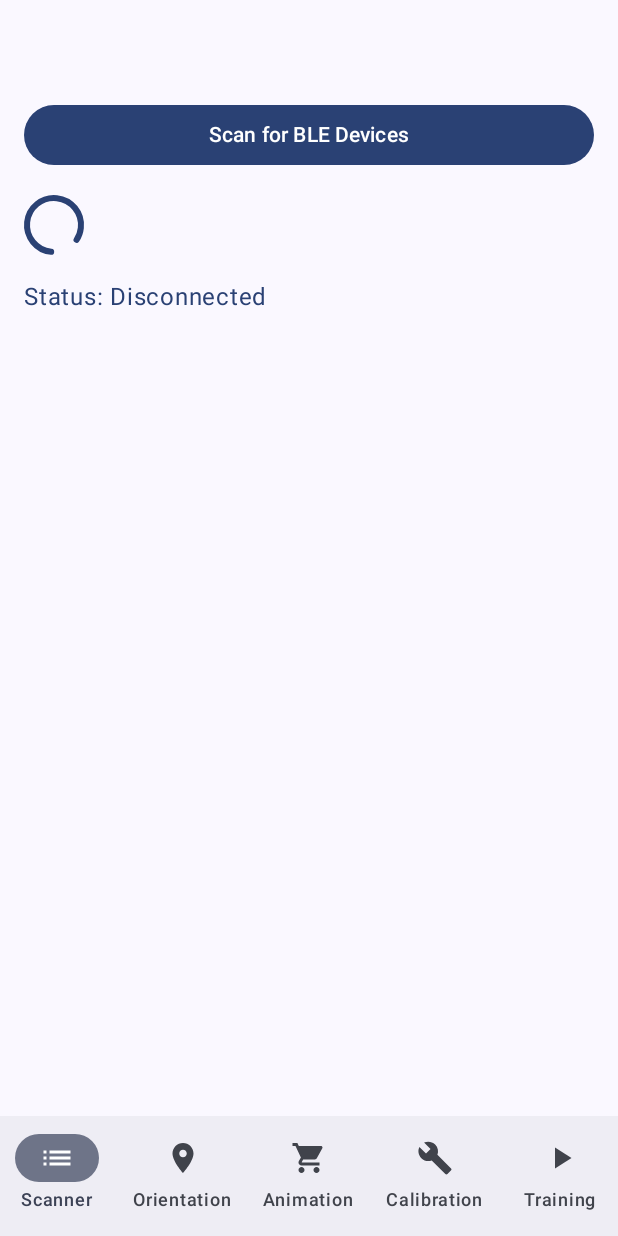
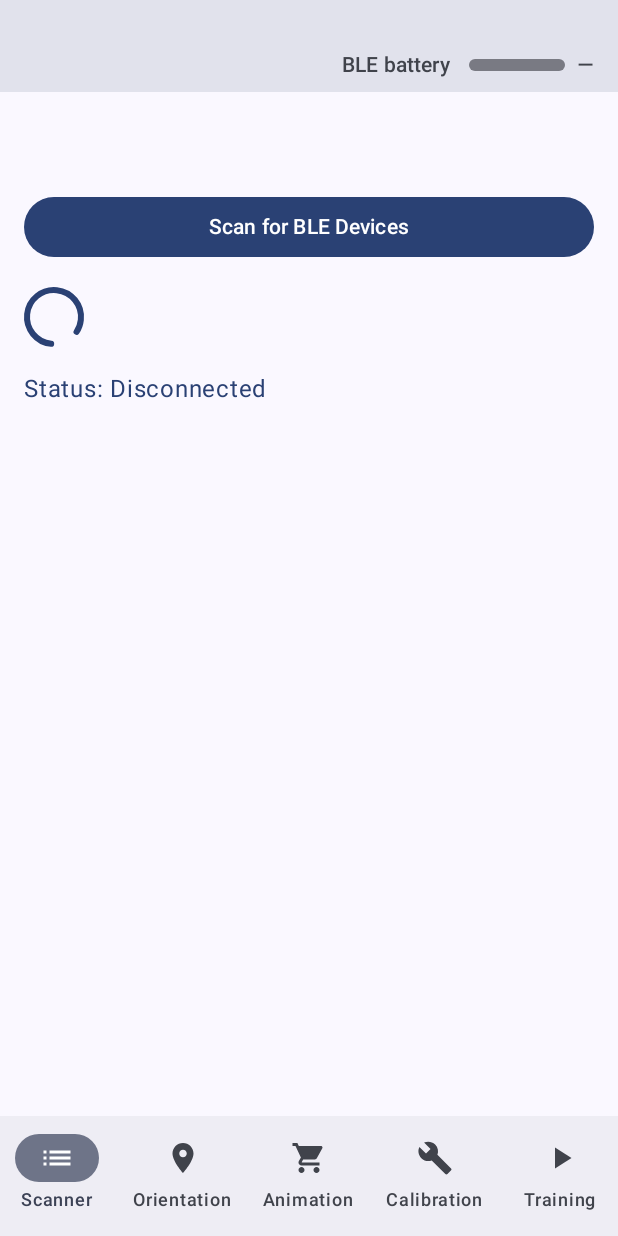
Before and after one commit to edwin98thompson/SkataBase.Android, an Android app built with Jetpack Compose: the screen it shows after launch (MainActivity), on a phone screen of 412 x 824 dp. Run offline under Robolectric (Android 15) with nearby library versions, the phone set to English and light mode, and no system bars.

Commit message:
Add BLE battery status bar to app

```diff
--- a/app/src/main/java/com/example/myfirstapp/MainActivity.kt
+++ b/app/src/main/java/com/example/myfirstapp/MainActivity.kt
@@ -5,7 +5,19 @@ import android.os.Bundle
 import androidx.activity.ComponentActivity
 import androidx.activity.compose.setContent
 import androidx.activity.result.contract.ActivityResultContracts
+import androidx.compose.foundation.background
+import androidx.compose.foundation.layout.Arrangement
+import androidx.compose.foundation.layout.Box
+import androidx.compose.foundation.layout.Row
+import androidx.compose.foundation.layout.fillMaxSize
+import androidx.compose.foundation.layout.fillMaxWidth
+import androidx.compose.foundation.layout.height
 import androidx.compose.foundation.layout.padding
+import androidx.compose.foundation.layout.width
+import androidx.compose.foundation.layout.statusBarsPadding
+import androidx.compose.foundation.shape.RoundedCornerShape
+import androidx.compose.ui.Alignment
+import androidx.compose.ui.draw.clip
 import androidx.compose.material.icons.Icons
 import androidx.compose.material.icons.automirrored.filled.List
 import androidx.compose.material.icons.filled.Build
@@ -19,8 +31,13 @@ import androidx.compose.material3.NavigationBarItem
 import androidx.compose.material3.Scaffold
 import androidx.compose.material3.Surface
 import androidx.compose.material3.Text
+import androidx.compose.runtime.Composable
+import androidx.compose.runtime.collectAsState
 import androidx.compose.runtime.getValue
 import androidx.compose.ui.Modifier
+import androidx.compose.ui.unit.dp
+import com.example.myfirstapp.model.ConnectionState
+import kotlinx.coroutines.flow.map
 import androidx.lifecycle.viewmodel.compose.viewModel
 import androidx.navigation.NavDestination.Companion.hierarchy
 import androidx.navigation.NavGraph.Companion.findStartDestination
@@ -62,6 +79,13 @@ class MainActivity : ComponentActivity() {
         setContent {
             MyFirstAppTheme {
                 val navController = rememberNavController()
+                val batteryPercent by repository.imuPacketFlow
+                    .map { it.batteryPercent }
+                    .collectAsState(initial = -1)
+                val connectionState by repository.connectionState.collectAsState()
+                val displayedBatteryPercent = batteryPercent.takeIf {
+                    connectionState is ConnectionState.Connected && it in 0..100
+                }
 
                 // Define the tabs
                 val items = listOf(
@@ -73,6 +97,9 @@ class MainActivity : ComponentActivity() {
                 )
 
                 Scaffold(
+                    topBar = {
+                        BatteryStatusBar(displayedBatteryPercent)
+                    },
                     bottomBar = {
                         NavigationBar {
                             val navBackStackEntry by navController.currentBackStackEntryAsState()
@@ -179,6 +206,49 @@ class MainActivity : ComponentActivity() {
     }
 }
 
+@Composable
+private fun BatteryStatusBar(percent: Int?) {
+    val topSpacing = with(androidx.compose.ui.platform.LocalDensity.current) { 50.toDp() }
+    Surface(
+        modifier = Modifier
+            .fillMaxWidth()
+            .statusBarsPadding(),
+        color = MaterialTheme.colorScheme.surfaceVariant
+    ) {
+        Row(
+            modifier = Modifier
+                .fillMaxWidth()
+                .padding(top = topSpacing, end = 16.dp, bottom = 8.dp),
+            horizontalArrangement = Arrangement.End,
+            verticalAlignment = Alignment.CenterVertically
+        ) {
+            Text("BLE battery", style = MaterialTheme.typography.labelLarge)
+            Box(
+                modifier = Modifier
+                    .padding(start = 12.dp)
+                    .width(64.dp)
+                    .height(8.dp)
+                    .clip(RoundedCornerShape(4.dp))
+                    .background(MaterialTheme.colorScheme.outlineVariant)
+            ) {
+                if (percent != null) {
+                    Box(
+                        modifier = Modifier
+                            .fillMaxWidth(percent / 100f)
+                            .fillMaxSize()
+                            .background(MaterialTheme.colorScheme.primary)
+                    )
+                }
+            }
+            Text(
+                text = percent?.let { "$it%" } ?: "—",
+                modifier = Modifier.padding(start = 8.dp),
+                style = MaterialTheme.typography.labelLarge
+            )
+        }
+    }
+}
+
 // Helper class to manage screen routes and icons
 sealed class Screen(val route: String, val label: String, val icon: androidx.compose.ui.graphics.vector.ImageVector) {
     object Scanner : Screen("scanner", "Scanner", Icons.AutoMirrored.Filled.List)
```
Also changed, not shown: 1 other file.
